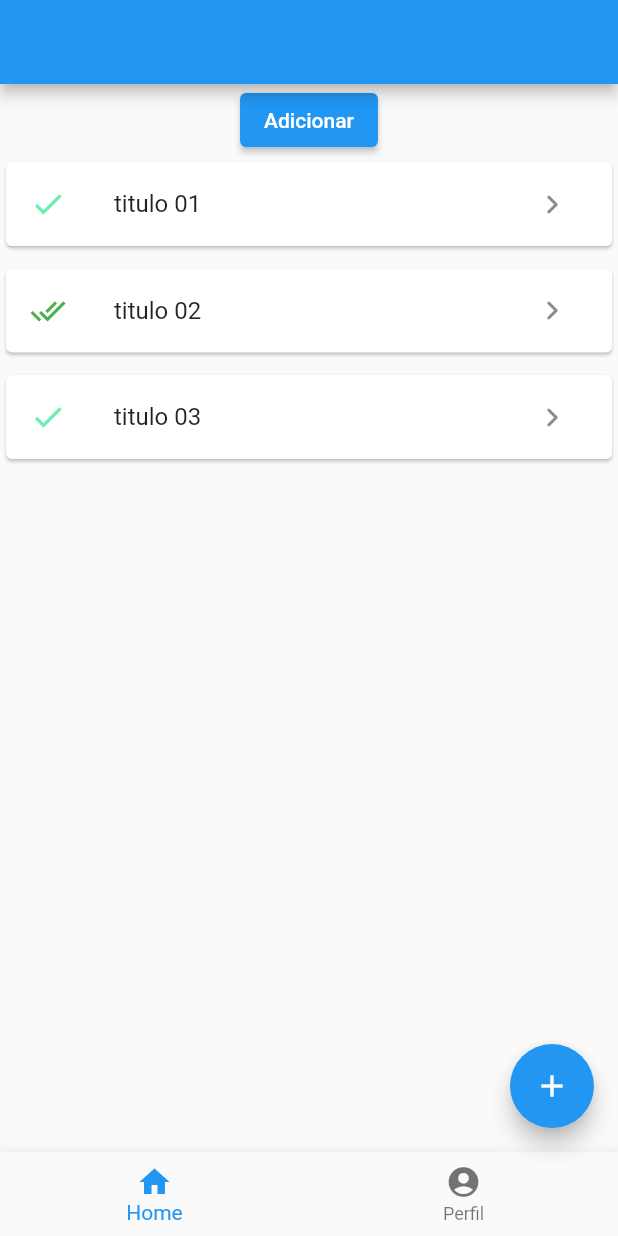
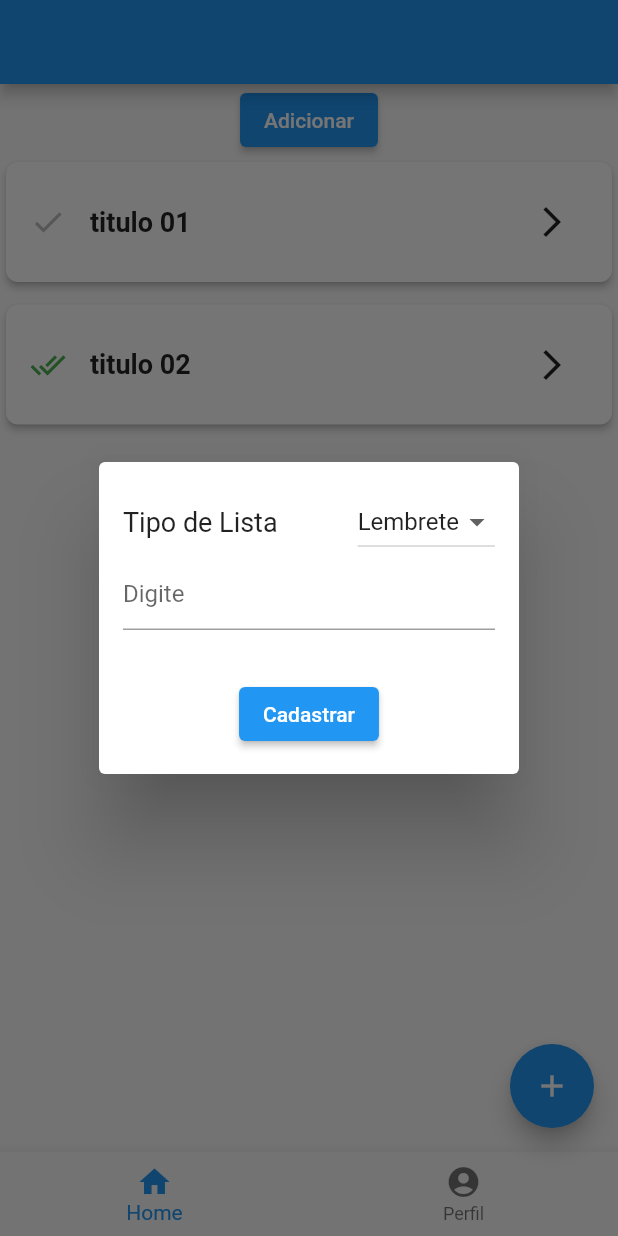
Before and after one commit to correa96cl/projeto_flutter, a Flutter app: the screen it shows after launch, after a tap on "Adicionar", on a phone screen of 412 x 824 dp. Run offline on Flutter 3.47's test engine with Material 2 defaults, Android fonts, the phone set to English and light mode, and no system bars.

Commit message:
Commit da aula do 19 de Junho

```diff
--- a/lib/entities/afazer_entity.dart
+++ b/lib/entities/afazer_entity.dart
@@ -10,7 +10,7 @@ class AFazerEntity {
   String? image;
 
   AFazerEntity({required this.uuid, required this.titulo, required this.dataInicio, required this.dataFim,
-  required this.isConcluido,  this.conteudos,  this.image});
+  this.isConcluido,  this.conteudos,  this.image});
 
 
 }
--- a/lib/pages/home/abas/afazes_tab.dart
+++ b/lib/pages/home/abas/afazes_tab.dart
@@ -1,6 +1,8 @@
 import 'package:flutter/material.dart';
 import 'package:projeto_flutter/components/space_component.dart';
 import 'package:projeto_flutter/entities/afazer_entity.dart';
+import 'package:projeto_flutter/pages/home/components/item_widget.dart';
+import 'package:projeto_flutter/pages/home/components/novo_item_widget.dart';
 
 class AfazeresTab extends StatefulWidget {
   const AfazeresTab({super.key});
@@ -13,18 +15,24 @@ class _AfazeresTab extends State<AfazeresTab> {
   late List<AFazerEntity> _listaAfazeres;
 
   void handleAdicionar() {
-    final item = AFazerEntity(
-        uuid: 'teste 03',
-        titulo: 'titulo 03',
-        dataInicio: DateTime.now(),
-        dataFim: DateTime.now(),
-        isConcluido: false);
-
+    showDialog(
+      context: context,
+      builder: (context) {
+        return SimpleDialog(
+          contentPadding: const EdgeInsets.all(16),
+          children: [
+            NovoItemWidget(
+              callback: (item) {
                 _listaAfazeres.add(item);
-
                 setState(() {
                   _listaAfazeres = _listaAfazeres;
                 });
+              },
+            ),
+          ],
+        );
+      },
+    );
   }
 
   void handleExcluir(int index) {
@@ -75,26 +83,10 @@ class _AfazeresTab extends State<AfazeresTab> {
                   },
                   child: Padding(
                       padding: const EdgeInsets.only(bottom: 7),
-                    child: Card(
-                      child: ListTile(
-                        leading: Icon(
-                          item.isConcluido == true
-                              ? Icons.done_all
-                              : Icons.check_sharp,
-                          color: item.isConcluido == true
-                              ? Colors.green
-                              : Colors.greenAccent,
-                        ),
-                        title: Text(item.titulo),
-                        trailing: IconButton(
+                      child: ItemWidget(
+                        item: item,
                         onPressed: () {},
-                            icon: Icon(
-                              Icons.keyboard_arrow_right_rounded,
-                              size: 26,
-                            )),
-                      ),
-                    ),
-                  )); //Text(item.titulo));
+                      ))); //Text(item.titulo));
             },
           ),
         ),
--- /dev/null
+++ b/lib/pages/home/components/item_widget.dart
@@ -0,0 +1,44 @@
+import 'package:flutter/material.dart';
+import 'package:projeto_flutter/components/icon_button_component.dart';
+import 'package:projeto_flutter/components/space_component.dart';
+import 'package:projeto_flutter/entities/afazer_entity.dart';
+
+class ItemWidget extends StatelessWidget {
+  final AFazerEntity item;
+  final Function() onPressed;
+
+  const ItemWidget({super.key, required this.item, required this.onPressed});
+
+  Widget status(){
+    final icon = item.isConcluido == true? Icons.done_all : Icons.done;
+    final color = item.isConcluido == true ? Colors.green: Colors.grey[400];
+    return Icon(icon, color: color,);
+  }
+
+  @override
+  Widget build(BuildContext context) {
+    return SizedBox(
+        width: double.infinity,
+        child: Card(
+          elevation: 2.0,
+          shape: RoundedRectangleBorder(borderRadius: BorderRadius.circular(8)),
+          child: Padding(
+            padding: const EdgeInsets.all(16.0),
+            child: Row(children: [
+             status(),
+              const SpacerComponent(isHorizontal: true),
+              Text(
+                item.titulo,
+                style:
+                    const TextStyle(fontSize: 18, fontWeight: FontWeight.bold),
+              ),
+              const SpacerComponent(isFull: true),
+              IconButtonComponent(
+                icon: Icons.arrow_forward_ios,
+                onPressed: onPressed,
+              )
+            ]),
+          ),
+        ));
+  }
+}
--- /dev/null
+++ b/lib/pages/home/components/novo_item_widget.dart
@@ -0,0 +1,171 @@
+import 'package:flutter/material.dart';
+import 'package:projeto_flutter/components/icon_button_component.dart';
+import 'package:projeto_flutter/components/space_component.dart';
+import 'package:projeto_flutter/entities/aFazerCheckList_entity.dart';
+import 'package:projeto_flutter/entities/afazer_entity.dart';
+
+class NovoItemWidget extends StatefulWidget {
+  final void Function(AFazerEntity item) callback;
+  const NovoItemWidget({super.key, required this.callback});
+
+  @override
+  State<NovoItemWidget> createState() => _NovoItemWidgetState();
+}
+
+enum TipoLista {
+  lembrete,
+  tarefa,
+}
+
+class _NovoItemWidgetState extends State<NovoItemWidget> {
+  final _formKey = GlobalKey<FormState>();
+  final _formKeyTarefas = GlobalKey<FormState>();
+  final _titleController = TextEditingController();
+  List<TextEditingController> items = [];
+
+  TipoLista dropdownValue = TipoLista.lembrete;
+
+  Widget defaultCheckItem(TextEditingController controller){
+    return CheckboxListTile(title: TextFormField(controller: controller,
+    decoration: const InputDecoration(hintText: 'Digite um nome para a tarefa' ), validator: (value){
+      return (value == null|| value.isEmpty) ? 'Digite um nome': null;
+    },
+    ),
+    controlAffinity: ListTileControlAffinity.leading,
+    contentPadding: const EdgeInsets.all(0),
+    value: false,
+    onChanged: null,
+    );
+  }
+
+  void handleSubmit() {
+    final isValido = _formKey.currentState!.validate();
+
+    if (isValido) {
+      //
+      final item = AFazerEntity(
+        uuid: 'Porrra',
+        titulo: _titleController.text,
+        dataInicio: DateTime.now(),
+        dataFim: DateTime.now(),
+        conteudos: [],
+      );
+
+      bool valid = false;
+      if (dropdownValue == TipoLista.tarefa){
+        final isTarefasValidas = _formKeyTarefas.currentState!.validate();
+
+        if (isTarefasValidas){
+          valid = true;
+          for (final value in items){
+                      item.conteudos!.add(AFazerChecklistEntity(titulo: value.text, isChecked: true));
+
+          }
+        }
+      }else {
+        valid  = true;
+      }
+
+      if (valid){
+      widget.callback(item);
+      Navigator.pop(context);
+      }
+
+    }
+  }
+
+  void addItem() {
+    if (dropdownValue == TipoLista.tarefa) {
+
+
+      items.add(TextEditingController(
+
+      ));
+
+             setState(() {
+          items = items;
+        };
+    }
+  }
+
+  @override
+  void initState() {
+    super.initState();
+  }
+
+  @override
+  Widget build(BuildContext context) {
+    return Form(
+      key: _formKey,
+      child: Column(
+        children: [
+          Row(
+            children: [
+              const Text(
+                'Tipo de Lista',
+                style: TextStyle(fontSize: 18),
+              ),
+              const SpacerComponent(
+                isFull: true,
+              ),
+              DropdownButton(
+                  onChanged: (value) {
+                    setState(() {
+                      dropdownValue = value;
+                    });
+                  },
+                  value: TipoLista.lembrete,
+                  items: const [
+                    DropdownMenuItem(
+                      value: TipoLista.lembrete,
+                      child: Text('Lembrete'),
+                    ),
+                    DropdownMenuItem(
+                      value: TipoLista.tarefa,
+                      child: Text('Tarefas'),
+                    ),
+                  ])
+            ],
+          ),
+          TextFormField(
+            controller: _titleController,
+            decoration: const InputDecoration(hintText: 'Digite'),
+            validator: (value) {
+              if (value == null || value.isEmpty) {
+                return 'Digite um nome';
+              }
+              return null;
+            },
+          ),
+          const SpacerComponent(),
+          if (dropdownValue == TipoLista.tarefa)
+            Row(
+              children: [
+                const Text('Lista:  '),
+                const SpacerComponent(
+                  isFull: true,
+                ),
+                IconButtonComponent(
+                  onPressed: addItem,
+                  size: 16,
+                  icon: Icons.add,
+                )
+              ],
+            ),
+          if (dropdownValue == TipoLista.tarefa)
+            Form(
+              key: _formKeyTarefas,
+              child: Column(
+                children: items.map(defaultCheckItem).toList(),
+              ),
+            ),
+          const SpacerComponent(),
+          ElevatedButton(
+            onPressed: handleSubmit,
+            child: Text('Cadastrar'),
+          )
+        ],
+      ),
+    );
+  }
+}
```
Lines whose indentation alone changed are shown as unchanged.
